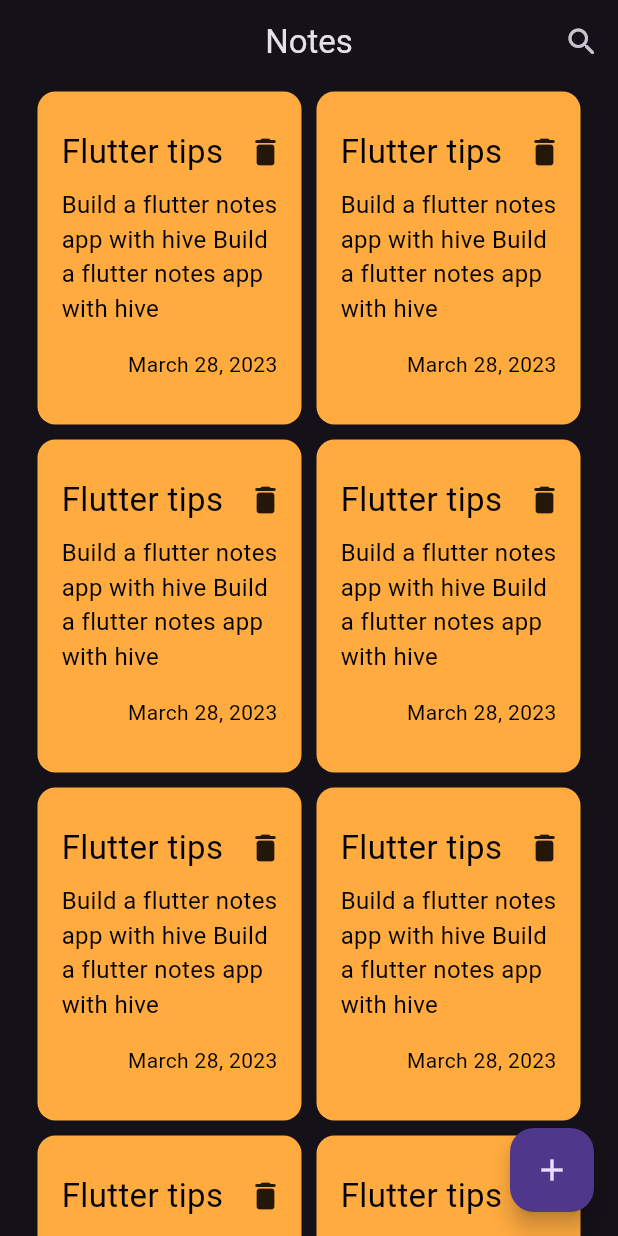
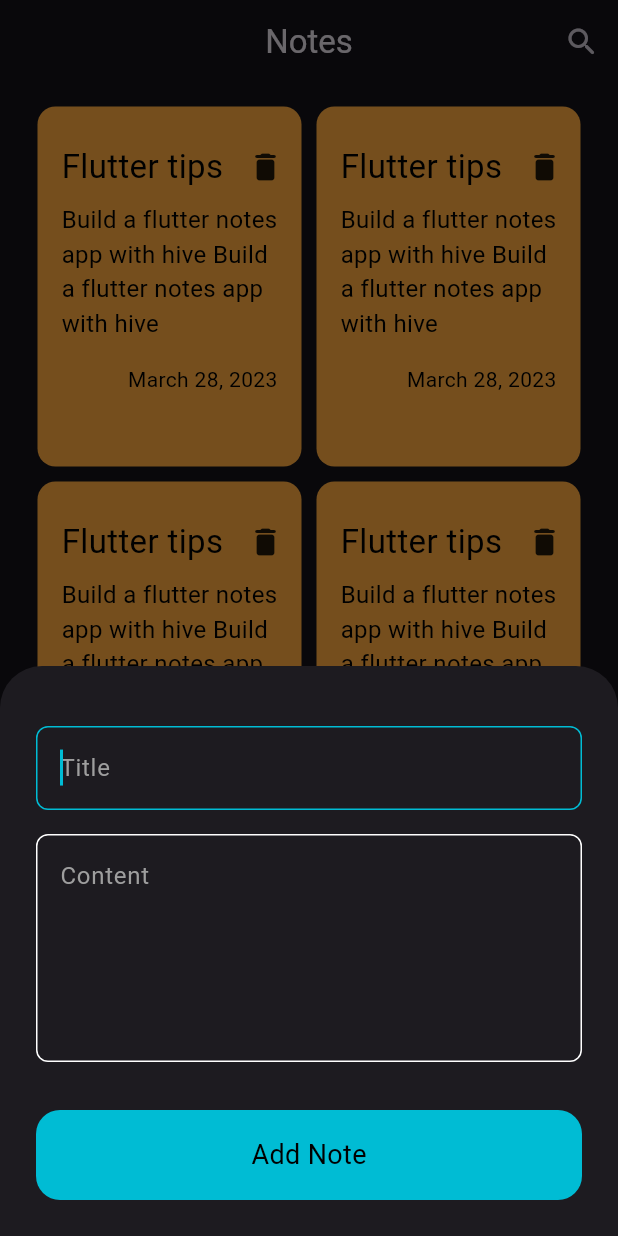
Before and after one commit to aliabdelkareem90/my_hive_notes_app, a Flutter app: the screen it shows after launch, after a tap on the "add" icon, on a phone screen of 412 x 824 dp. Run offline on Flutter 3.47's test engine with Material 2 defaults, Android fonts, the phone set to English and light mode, and no system bars.

Commit message:
adding notes bottomsheet

```diff
--- /dev/null
+++ b/lib/constants/constents.dart
@@ -0,0 +1,3 @@
+import 'package:flutter/material.dart';
+
+const aPrimaryColor = Colors.cyan;
--- a/lib/main.dart
+++ b/lib/main.dart
@@ -1,5 +1,7 @@
 import 'package:flutter/material.dart';
 import 'package:hive_notes_app/views/notes_view.dart';
+
+import 'constants/constents.dart';
 
 void main() {
   runApp(const NotesApp());
@@ -13,6 +15,11 @@ class NotesApp extends StatelessWidget {
     return MaterialApp(
       theme: ThemeData(
         brightness: Brightness.dark,
+        floatingActionButtonTheme: const FloatingActionButtonThemeData(
+          backgroundColor: aPrimaryColor,
+          foregroundColor: Colors.black,
+        ),
+        visualDensity: VisualDensity.adaptivePlatformDensity,
         useMaterial3: true,
       ),
       debugShowCheckedModeBanner: false,
--- a/lib/views/notes_view.dart
+++ b/lib/views/notes_view.dart
@@ -1,11 +1,16 @@
 import 'package:flutter/material.dart';
-import 'package:hive_notes_app/views/widgets/custom_app_bar.dart';
+import 'package:hive_notes_app/views/widgets/add_note_bottomsheet.dart';
 
 import 'widgets/notes_view_body.dart';
 
-class NotesView extends StatelessWidget {
+class NotesView extends StatefulWidget {
   const NotesView({super.key});
 
+  @override
+  State<NotesView> createState() => _NotesViewState();
+}
+
+class _NotesViewState extends State<NotesView> {
   @override
   Widget build(BuildContext context) {
     return Scaffold(
@@ -21,7 +26,14 @@ class NotesView extends StatelessWidget {
       ),
       body: NotesViewBody(),
       floatingActionButton: FloatingActionButton(
-        onPressed: () {},
+        onPressed: () {
+          showModalBottomSheet(
+            context: context,
+            builder: (context) => const AddNoteBottomSheet(),
+            isScrollControlled: true,
+          );
+          // setState(() {});
+        },
         child: const Icon(Icons.add),
       ),
     );
--- /dev/null
+++ b/lib/views/widgets/add_note_bottomsheet.dart
@@ -0,0 +1,40 @@
+import 'package:flutter/gestures.dart';
+import 'package:flutter/material.dart';
+import 'package:hive_notes_app/views/widgets/custom_button.dart';
+import 'package:hive_notes_app/views/widgets/custom_textfield.dart';
+
+class AddNoteBottomSheet extends StatelessWidget {
+  const AddNoteBottomSheet({super.key});
+
+  @override
+  Widget build(BuildContext context) {
+    final mediaQuery = MediaQuery.of(context);
+    return Padding(
+      padding: mediaQuery.viewInsets,
+      child: SingleChildScrollView(
+        child: Padding(
+          padding: const EdgeInsets.all(24.0),
+          child: Column(
+            children: const [
+              SizedBox(
+                height: 16.0,
+              ),
+              CustomTextField(hintText: 'Title'),
+              SizedBox(
+                height: 16.0,
+              ),
+              CustomTextField(
+                hintText: 'Content',
+                maxLines: 5,
+              ),
+              SizedBox(
+                height: 32.0,
+              ),
+              CustomButton(),
+            ],
+          ),
+        ),
+      ),
+    );
+  }
+}
--- /dev/null
+++ b/lib/views/widgets/custom_button.dart
@@ -0,0 +1,30 @@
+import 'package:flutter/material.dart';
+
+import '../../constants/constents.dart';
+
+class CustomButton extends StatelessWidget {
+  const CustomButton({super.key});
+
+  @override
+  Widget build(BuildContext context) {
+    return GestureDetector(
+      child: Container(
+        height: 60.0,
+        width: double.maxFinite,
+        decoration: BoxDecoration(
+          borderRadius: BorderRadius.circular(16),
+          color: aPrimaryColor,
+        ),
+        child: const Center(
+          child: Text(
+            'Add Note',
+            style: TextStyle(
+              color: Colors.black,
+              fontSize: 18,
+            ),
+          ),
+        ),
+      ),
+    );
+  }
+}
--- a/lib/views/widgets/custom_note_item.dart
+++ b/lib/views/widgets/custom_note_item.dart
@@ -9,7 +9,7 @@ class CustomNoteItem extends StatelessWidget {
     Colors.yellowAccent,
     Colors.greenAccent,
     Colors.redAccent,
-    Colors.cyanAccent,
+    Colors.pinkAccent,
     Colors.indigoAccent,
     Colors.orangeAccent
   ];
@@ -18,11 +18,11 @@ class CustomNoteItem extends StatelessWidget {
 
   @override
   Widget build(BuildContext context) {
-    var height = 220 + random.nextInt((250 + 1) - 220).toDouble();
+    var height = 200 + random.nextInt((250 + 1) - 200).toDouble();
 
     return Container(
       height: height,
-      padding: const EdgeInsets.only(top: 16, bottom: 16, left: 16),
+      padding: const EdgeInsets.only(top: 16, bottom: 8, left: 16),
       decoration: BoxDecoration(
         borderRadius: BorderRadius.circular(12),
         color: colors[random.nextInt(colors.length)],
--- /dev/null
+++ b/lib/views/widgets/custom_textfield.dart
@@ -0,0 +1,38 @@
+import 'package:flutter/material.dart';
+import 'package:hive_notes_app/constants/constents.dart';
+
+class CustomTextField extends StatelessWidget {
+  final String hintText;
+  final int maxLines;
+
+  const CustomTextField({
+    required this.hintText,
+    this.maxLines = 1,
+    super.key,
+  });
+
+  @override
+  Widget build(BuildContext context) {
+    return TextField(
+      cursorColor: aPrimaryColor,
+      maxLines: maxLines,
+      autofocus: true,
+      // focus shiftting
+      textInputAction:
+          hintText == "Title" ? TextInputAction.next : TextInputAction.done,
+      decoration: InputDecoration(
+        hintText: hintText,
+        hintStyle: const TextStyle(color: Colors.grey),
+        enabledBorder: buildBorder(),
+        focusedBorder: buildBorder(aPrimaryColor),
+      ),
+    );
+  }
+
+  OutlineInputBorder buildBorder([color]) {
+    return OutlineInputBorder(
+      borderRadius: BorderRadius.circular(8),
+      borderSide: BorderSide(color: color ?? Colors.white),
+    );
+  }
+}
--- a/lib/views/widgets/notes_view_body.dart
+++ b/lib/views/widgets/notes_view_body.dart
@@ -3,7 +3,6 @@ import 'dart:math';
 import 'package:flutter/material.dart';
 import 'package:hive_notes_app/views/widgets/custom_note_item.dart';
 
-import 'custom_app_bar.dart';
 import 'package:flutter_staggered_grid_view/flutter_staggered_grid_view.dart';
 
 class NotesViewBody extends StatelessWidget {
@@ -14,7 +13,10 @@ class NotesViewBody extends StatelessWidget {
   @override
   Widget build(BuildContext context) {
     return Padding(
-      padding: const EdgeInsets.symmetric(horizontal: 20.0),
+      padding: const EdgeInsets.symmetric(
+        vertical: 10,
+        horizontal: 20.0,
+      ),
       child: MasonryGridView.builder(
         scrollDirection: Axis.vertical,
         shrinkWrap: true,
```
